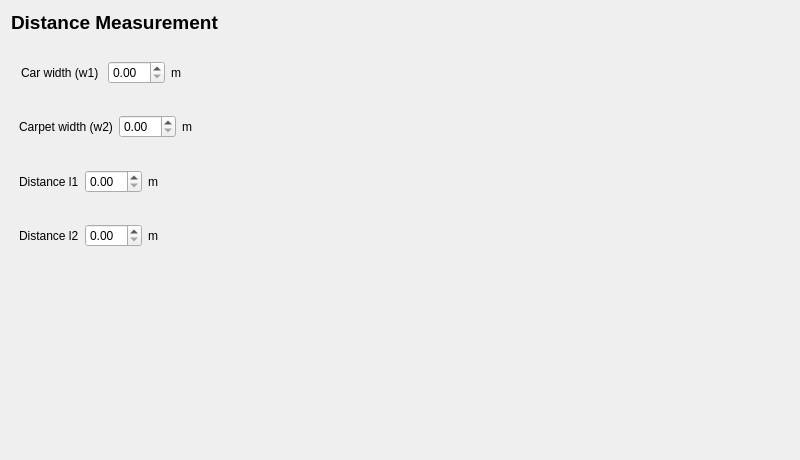
Above: src/camera_model/camera_wizard/measurement_page/measurement_page.ui from vietanhdev/open-adas before the change. Below: the same form after it.
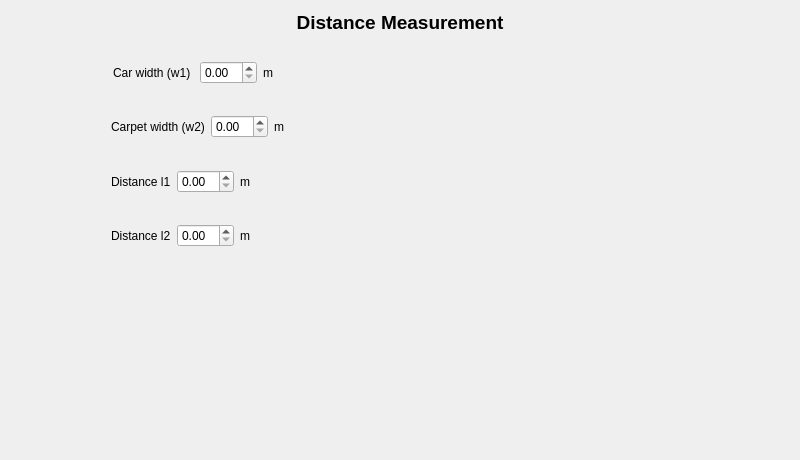
That is the form after the change. Icons and pictures are not drawn.

```diff
--- a/src/camera_model/camera_wizard/measurement_page/measurement_page.ui
+++ b/src/camera_model/camera_wizard/measurement_page/measurement_page.ui
@@ -44,13 +44,19 @@
        </property>
        <property name="maximumSize">
         <size>
-         <width>600</width>
+         <width>16777215</width>
          <height>16777215</height>
         </size>
        </property>
        <property name="text">
         <string>&lt;html&gt;&lt;head/&gt;&lt;body&gt;&lt;p&gt;&lt;span style=&quot; font-size:14pt; font-weight:600;&quot;&gt;Distance Measurement&lt;/span&gt;&lt;/p&gt;&lt;/body&gt;&lt;/html&gt;</string>
        </property>
+       <property name="scaledContents">
+        <bool>false</bool>
+       </property>
+       <property name="alignment">
+        <set>Qt::AlignCenter</set>
+       </property>
        <property name="wordWrap">
         <bool>true</bool>
        </property>
@@ -70,6 +76,19 @@
        <property name="bottomMargin">
         <number>4</number>
        </property>
+       <item>
+        <spacer name="horizontalSpacer_2">
+         <property name="orientation">
+          <enum>Qt::Horizontal</enum>
+         </property>
+         <property name="sizeHint" stdset="0">
+          <size>
+           <width>40</width>
+           <height>20</height>
+          </size>
+         </property>
+        </spacer>
+       </item>
        <item>
         <layout class="QVBoxLayout" name="verticalLayout_2">
          <property name="leftMargin">
```
